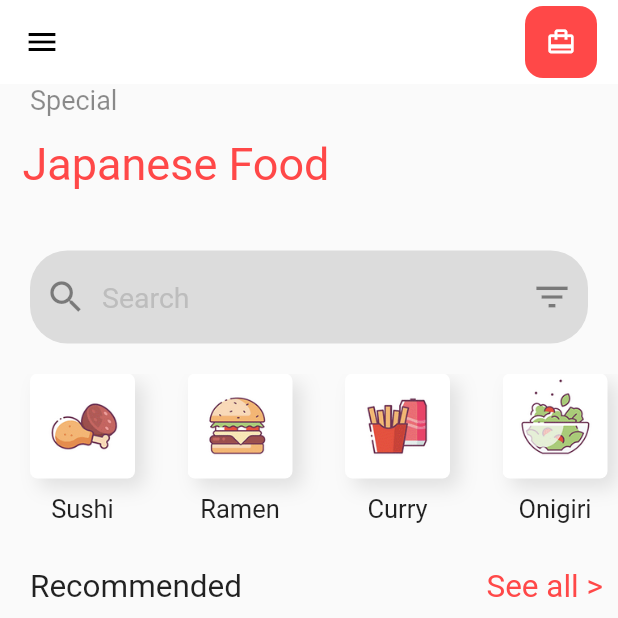
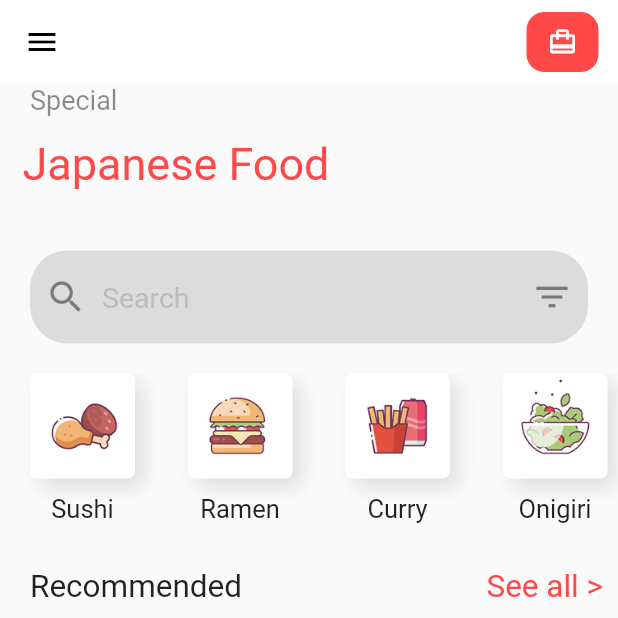
Before and after one commit to miansamad/flutter, a Flutter app: the HomePage screen opened directly, on a phone screen of 412 x 824 dp, the top half of it. Run offline on Flutter 3.47's test engine with Material 2 defaults, Android fonts, the phone set to English and light mode, and no system bars.

Commit message:
second screen

```diff
--- a/lib/main.dart
+++ b/lib/main.dart
@@ -1,4 +1,5 @@
 import 'package:flutter/material.dart';
+import 'package:japfood/screens/details/details_screen.dart';
 import 'package:japfood/screens/home/home_screen.dart';
 
 void main() {
@@ -15,7 +16,8 @@ class MyApp extends StatelessWidget {
       theme: ThemeData(
         primarySwatch: Colors.blue,
       ),
-      home: HomePage(),
+      // home: HomePage(),
+      home: DetailsScreen(),
     );
   }
 }
--- a/lib/screens/home/home_screen.dart
+++ b/lib/screens/home/home_screen.dart
@@ -23,7 +23,7 @@ class HomePage extends StatelessWidget {
       ),
       actions: <Widget>[
         Padding(
-          padding: const EdgeInsets.all(4.0),
+          padding: const EdgeInsets.all(8.0),
           child: Ink(
             decoration: ShapeDecoration(
               color: Color(0xffff4848),
@@ -31,16 +31,17 @@ class HomePage extends StatelessWidget {
                   borderRadius: BorderRadius.circular(12.0)),
             ),
             child: IconButton(
-                icon: Icon(
-                  Icons.card_travel,
-                  color: Colors.white,
-                  size: 20,
-                ),
-                onPressed: () {}),
+              icon: Icon(
+                Icons.card_travel,
+                color: Colors.white,
+                size: 20,
+              ),
+              onPressed: () {},
+            ),
           ),
         ),
         SizedBox(
-          width: 10,
+          width: 5,
         ),
       ],
     );
```
